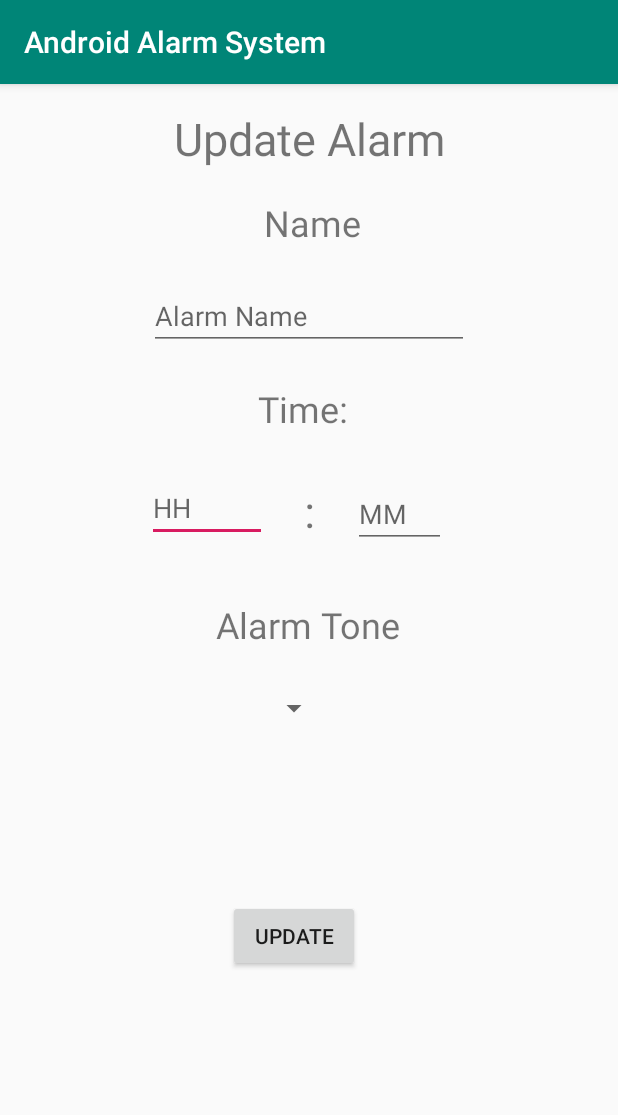
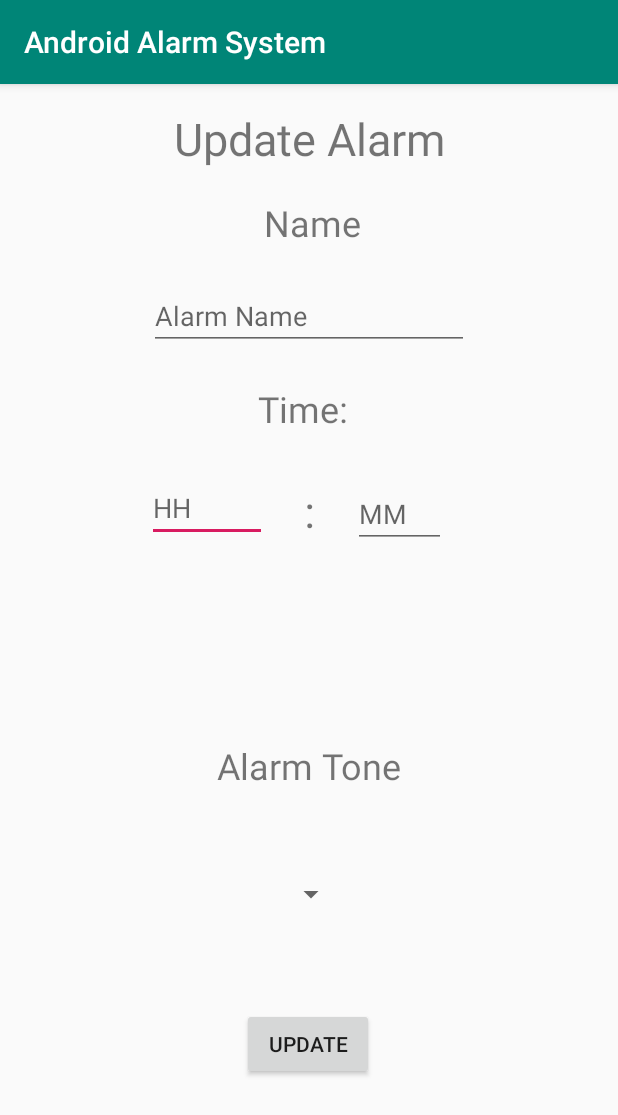
Before and after one commit to Sameer3079/Android-Alarm-App, an Android app: the AlarmEditActivity screen opened directly, with no data from a screen before it, after a tap on an icon or button, on a phone screen of 412 x 824 dp. Shown: the top 1115 px of the screen. Run offline under Robolectric (Android 15) with nearby library versions, the phone set to English and light mode, and no system bars.

Commit message:
Implemented Updating Alarm

```diff
--- a/app/src/main/java/lk/sliit/androidalarmsystem/AlarmService.java
+++ b/app/src/main/java/lk/sliit/androidalarmsystem/AlarmService.java
@@ -67,10 +67,11 @@ public class AlarmService extends Service {
 
         if (id == -1) {
             Toast.makeText(this, "Failed to find alarm", Toast.LENGTH_LONG);
+            Log.i(TAG, "Failed to find alarm");
             return;
         }
+
         // Get Details of the alarm
-
         AlarmDatabaseHelper db = new AlarmDatabaseHelper(this);
         Alarm alarm = db.read(id);
         if (alarm.isEnabled()) {
--- a/app/src/main/java/lk/sliit/androidalarmsystem/activity/MainActivity.java
+++ b/app/src/main/java/lk/sliit/androidalarmsystem/activity/MainActivity.java
@@ -82,7 +82,7 @@ public class MainActivity extends AppCompatActivity {
         AlarmDatabaseHelper alarmDatabaseHelper = new AlarmDatabaseHelper(getApplicationContext());
         List<Alarm> alarms = alarmDatabaseHelper.readAll();
 
-        ArrayList<Alarm> alarmsArray = new ArrayList<>();
+        final ArrayList<Alarm> alarmsArray = new ArrayList<>();
 
         int alarmCount = alarms.size();
         for (int x = 0; x < alarmCount; x++) {
@@ -98,6 +98,10 @@ public class MainActivity extends AppCompatActivity {
             public void onItemClick(View view, int position) {
                 Log.i(TAG, "Item Click");
                 Intent intent = new Intent(getApplicationContext(), AlarmEditActivity.class);
+
+                Alarm alarm = alarmsArray.get(position);
+                intent.putExtra("alarmId", alarm.getId());
+
                 startActivity(intent);
             }
         });
--- a/app/src/main/res/layout/activity_alarm_edit.xml
+++ b/app/src/main/res/layout/activity_alarm_edit.xml
@@ -2,6 +2,7 @@
 <android.support.constraint.ConstraintLayout xmlns:android="http://schemas.android.com/apk/res/android"
     xmlns:app="http://schemas.android.com/apk/res-auto"
     xmlns:tools="http://schemas.android.com/tools"
+    android:id="@+id/edit_alarm_activity"
     android:layout_width="match_parent"
     android:layout_height="match_parent"
     tools:context=".activity.AlarmEditActivity">
@@ -79,28 +80,28 @@
         app:layout_constraintTop_toTopOf="parent" />
 
     <Button
-        android:id="@+id/createButton"
+        android:id="@+id/updateButton"
         android:layout_width="wrap_content"
         android:layout_height="wrap_content"
-        android:layout_marginBottom="176dp"
         android:text="@string/update_button"
         app:layout_constraintBottom_toBottomOf="parent"
         app:layout_constraintEnd_toEndOf="parent"
-        app:layout_constraintHorizontal_bias="0.47"
+        app:layout_constraintHorizontal_bias="0.498"
         app:layout_constraintStart_toStartOf="parent"
-        app:layout_constraintTop_toBottomOf="@+id/toneSelector"
-        app:layout_constraintVertical_bias="0.362" />
+        app:layout_constraintTop_toTopOf="parent"
+        app:layout_constraintVertical_bias="0.856" />
 
     <TextView
         android:id="@+id/textView3"
         android:layout_width="wrap_content"
         android:layout_height="wrap_content"
-        android:layout_marginStart="144dp"
-        android:layout_marginTop="344dp"
         android:text="@string/tone_label"
         android:textSize="24sp"
+        app:layout_constraintBottom_toBottomOf="parent"
+        app:layout_constraintEnd_toEndOf="parent"
         app:layout_constraintStart_toStartOf="parent"
-        app:layout_constraintTop_toTopOf="parent" />
+        app:layout_constraintTop_toTopOf="parent"
+        app:layout_constraintVertical_bias="0.596" />
 
     <EditText
         android:id="@+id/alarmNameTxt"
@@ -119,10 +120,11 @@
         android:layout_width="wrap_content"
         android:layout_height="wrap_content"
         android:layout_marginStart="8dp"
-        android:layout_marginTop="404dp"
+        app:layout_constraintBottom_toBottomOf="parent"
         app:layout_constraintEnd_toEndOf="parent"
-        app:layout_constraintHorizontal_bias="0.461"
+        app:layout_constraintHorizontal_bias="0.492"
         app:layout_constraintStart_toStartOf="parent"
-        app:layout_constraintTop_toTopOf="parent" />
+        app:layout_constraintTop_toTopOf="parent"
+        app:layout_constraintVertical_bias="0.71" />
 
 </android.support.constraint.ConstraintLayout>
```
Also changed, not shown: app/src/main/java/lk/sliit/androidalarmsystem/AlarmDatabaseHelper.java (+59 -2 lines), app/src/main/java/lk/sliit/androidalarmsystem/AlarmRejectStatus.java (added, +8 -0 lines), app/src/main/java/lk/sliit/androidalarmsystem/activity/AlarmCreationActivity.java (+13 -3 lines), app/src/main/java/lk/sliit/androidalarmsystem/activity/AlarmEditActivity.java (+141 -0 lines).
